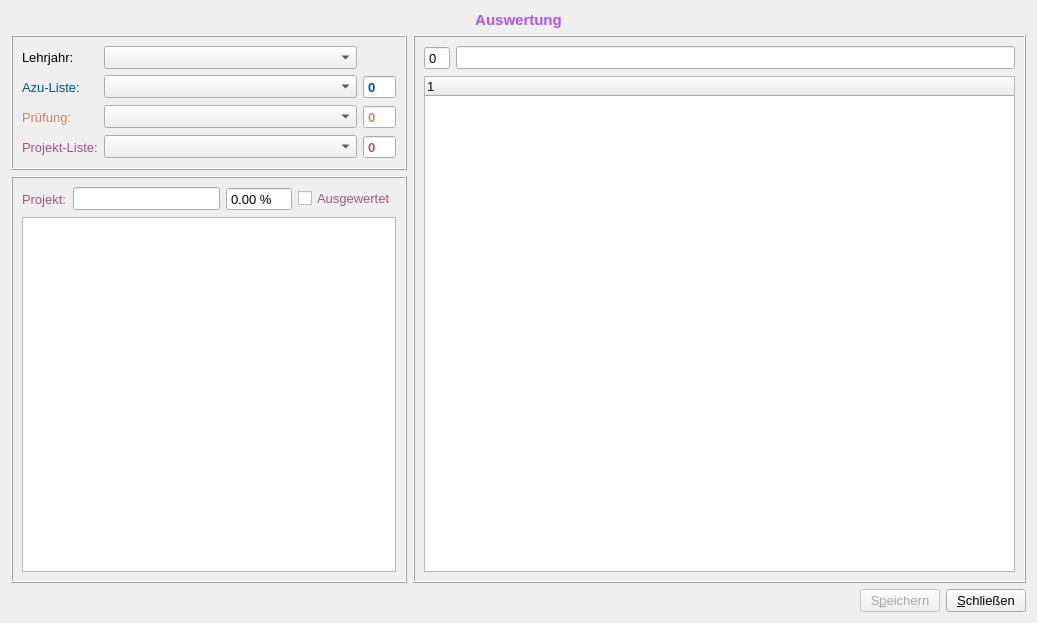
This is formevaluation.ui in fasa1964/fshkkap as Qt 5 draws it before an edit. The edited form follows.
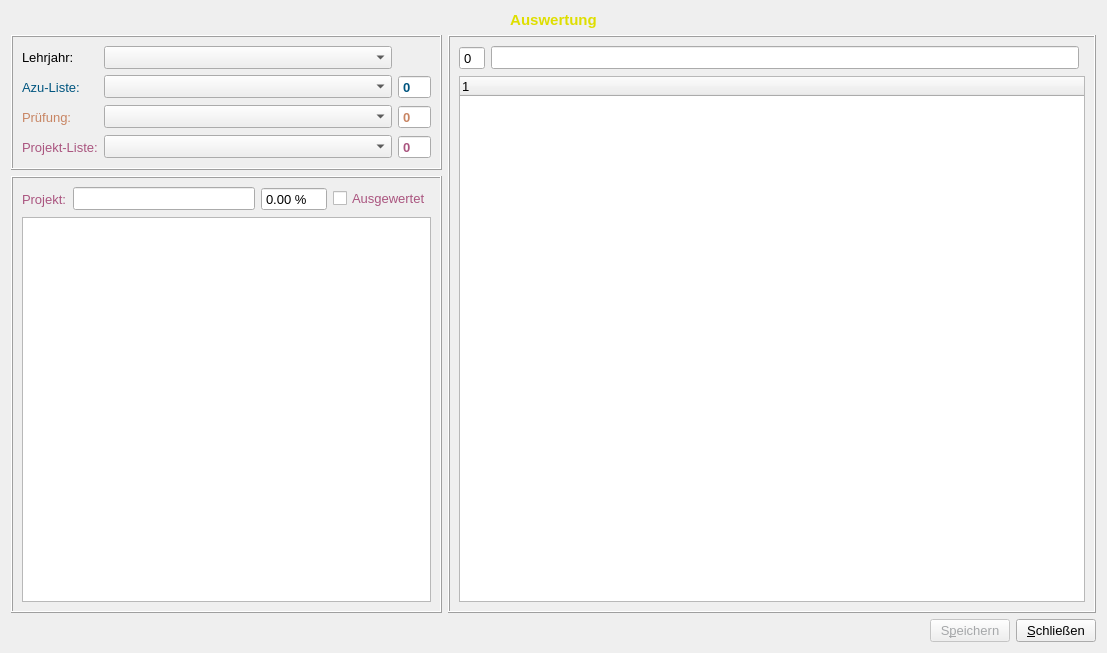
This is the edited form.

Commit message: Change some stuff for calculating results.

```diff
--- a/formevaluation.ui
+++ b/formevaluation.ui
@@ -6,8 +6,8 @@
    <rect>
     <x>0</x>
     <y>0</y>
-    <width>1037</width>
-    <height>623</height>
+    <width>1107</width>
+    <height>653</height>
    </rect>
   </property>
   <property name="font">
@@ -643,98 +643,7 @@
       <enum>QFrame::Raised</enum>
      </property>
      <layout class="QGridLayout" name="gridLayout_2">
-      <item row="0" column="1">
-       <widget class="QLineEdit" name="azuNameEdit">
-        <property name="palette">
-         <palette>
-          <active>
-           <colorrole role="WindowText">
-            <brush brushstyle="SolidPattern">
-             <color alpha="255">
-              <red>0</red>
-              <green>85</green>
-              <blue>127</blue>
-             </color>
-            </brush>
-           </colorrole>
-          </active>
-          <inactive>
-           <colorrole role="WindowText">
-            <brush brushstyle="SolidPattern">
-             <color alpha="255">
-              <red>0</red>
-              <green>85</green>
-              <blue>127</blue>
-             </color>
-            </brush>
-           </colorrole>
-          </inactive>
-          <disabled>
-           <colorrole role="WindowText">
-            <brush brushstyle="SolidPattern">
-             <color alpha="255">
-              <red>120</red>
-              <green>120</green>
-              <blue>120</blue>
-             </color>
-            </brush>
-           </colorrole>
-          </disabled>
-         </palette>
-        </property>
-        <property name="readOnly">
-         <bool>true</bool>
-        </property>
-       </widget>
-      </item>
-      <item row="0" column="0">
-       <widget class="QSpinBox" name="nrBox">
-        <property name="palette">
-         <palette>
-          <active>
-           <colorrole role="WindowText">
-            <brush brushstyle="SolidPattern">
-             <color alpha="255">
-              <red>0</red>
-              <green>85</green>
-              <blue>127</blue>
-             </color>
-            </brush>
-           </colorrole>
-          </active>
-          <inactive>
-           <colorrole role="WindowText">
-            <brush brushstyle="SolidPattern">
-             <color alpha="255">
-              <red>0</red>
-              <green>85</green>
-              <blue>127</blue>
-             </color>
-            </brush>
-           </colorrole>
-          </inactive>
-          <disabled>
-           <colorrole role="WindowText">
-            <brush brushstyle="SolidPattern">
-             <color alpha="255">
-              <red>120</red>
-              <green>120</green>
-              <blue>120</blue>
-             </color>
-            </brush>
-           </colorrole>
-          </disabled>
-         </palette>
-        </property>
-        <property name="readOnly">
-         <bool>true</bool>
-        </property>
-        <property name="buttonSymbols">
-         <enum>QAbstractSpinBox::NoButtons</enum>
-        </property>
-       </widget>
-      </item>
-      <item row="1" column="0" colspan="2">
+      <item row="1" column="0" colspan="3">
        <widget class="QTreeWidget" name="resultTreeWidget">
         <property name="sizePolicy">
          <sizepolicy hsizetype="Preferred" vsizetype="Expanding">
@@ -754,6 +663,130 @@
         </column>
        </widget>
       </item>
+      <item row="0" column="1">
+       <widget class="QLineEdit" name="azuNameEdit">
+        <property name="palette">
+         <palette>
+          <active>
+           <colorrole role="WindowText">
+            <brush brushstyle="SolidPattern">
+             <color alpha="255">
+              <red>0</red>
+              <green>85</green>
+              <blue>127</blue>
+             </color>
+            </brush>
+           </colorrole>
+           <colorrole role="Text">
+            <brush brushstyle="SolidPattern">
+             <color alpha="255">
+              <red>0</red>
+              <green>85</green>
+              <blue>127</blue>
+             </color>
+            </brush>
+           </colorrole>
+          </active>
+          <inactive>
+           <colorrole role="WindowText">
+            <brush brushstyle="SolidPattern">
+             <color alpha="255">
+              <red>0</red>
+              <green>85</green>
+              <blue>127</blue>
+             </color>
+            </brush>
+           </colorrole>
+           <colorrole role="Text">
+            <brush brushstyle="SolidPattern">
+             <color alpha="255">
+              <red>0</red>
+              <green>85</green>
+              <blue>127</blue>
+             </color>
+            </brush>
+           </colorrole>
+          </inactive>
+          <disabled>
+           <colorrole role="WindowText">
+            <brush brushstyle="SolidPattern">
+             <color alpha="255">
+              <red>120</red>
+              <green>120</green>
+              <blue>120</blue>
+             </color>
+            </brush>
+           </colorrole>
+           <colorrole role="Text">
+            <brush brushstyle="SolidPattern">
+             <color alpha="255">
+              <red>120</red>
+              <green>120</green>
+              <blue>120</blue>
+             </color>
+            </brush>
+           </colorrole>
+          </disabled>
+         </palette>
+        </property>
+        <property name="font">
+         <font>
+          <weight>75</weight>
+          <bold>true</bold>
+         </font>
+        </property>
+        <property name="readOnly">
+         <bool>true</bool>
+        </property>
+       </widget>
+      </item>
+      <item row="0" column="0">
+       <widget class="QSpinBox" name="nrBox">
+        <property name="palette">
+         <palette>
+          <active>
+           <colorrole role="WindowText">
+            <brush brushstyle="SolidPattern">
+             <color alpha="255">
+              <red>0</red>
+              <green>85</green>
+              <blue>127</blue>
+             </color>
+            </brush>
+           </colorrole>
+          </active>
+          <inactive>
+           <colorrole role="WindowText">
+            <brush brushstyle="SolidPattern">
+             <color alpha="255">
+              <red>0</red>
+              <green>85</green>
+              <blue>127</blue>
+             </color>
+            </brush>
+           </colorrole>
+          </inactive>
+          <disabled>
+           <colorrole role="WindowText">
+            <brush brushstyle="SolidPattern">
+             <color alpha="255">
+              <red>120</red>
+              <green>120</green>
+              <blue>120</blue>
+             </color>
+            </brush>
+           </colorrole>
+          </disabled>
+         </palette>
+        </property>
+        <property name="readOnly">
+         <bool>true</bool>
+        </property>
+        <property name="buttonSymbols">
+         <enum>QAbstractSpinBox::NoButtons</enum>
+        </property>
+       </widget>
+      </item>
      </layout>
     </widget>
    </item>
@@ -765,9 +798,9 @@
         <colorrole role="WindowText">
          <brush brushstyle="SolidPattern">
           <color alpha="255">
-           <red>170</red>
-           <green>85</green>
-           <blue>255</blue>
+           <red>222</red>
+           <green>222</green>
+           <blue>0</blue>
           </color>
          </brush>
         </colorrole>
@@ -776,9 +809,9 @@
         <colorrole role="WindowText">
          <brush brushstyle="SolidPattern">
           <color alpha="255">
-           <red>170</red>
-           <green>85</green>
-           <blue>255</blue>
+           <red>222</red>
+           <green>222</green>
+           <blue>0</blue>
           </color>
          </brush>
         </colorrole>
```
The commit also changes 2 other files.
